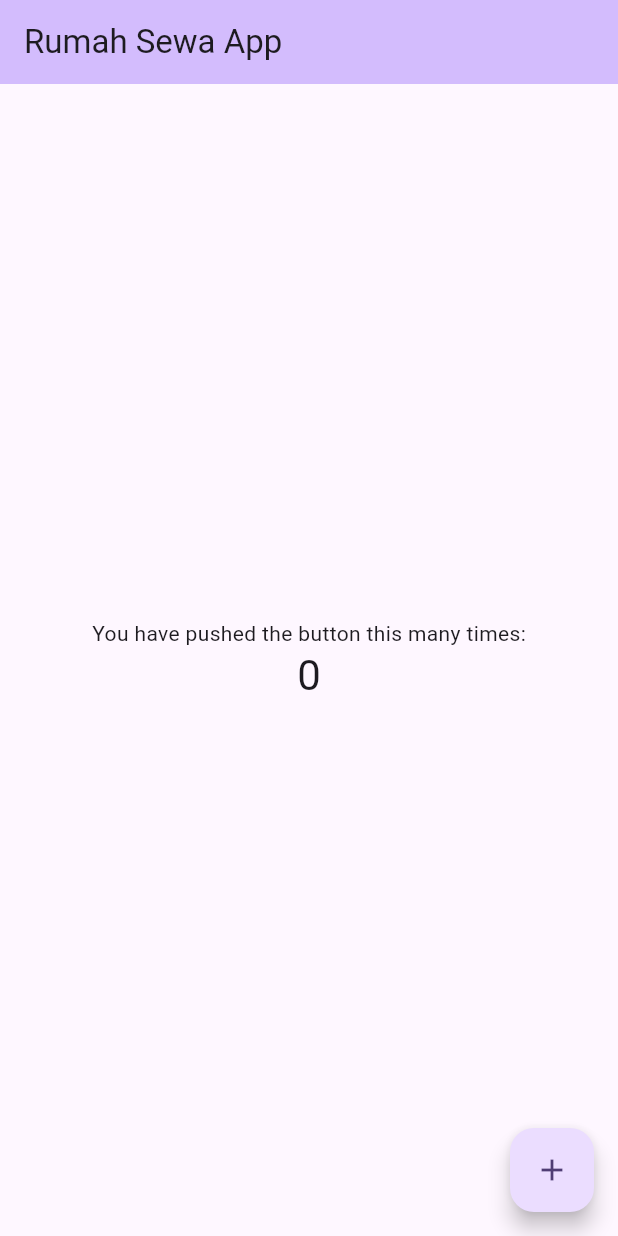
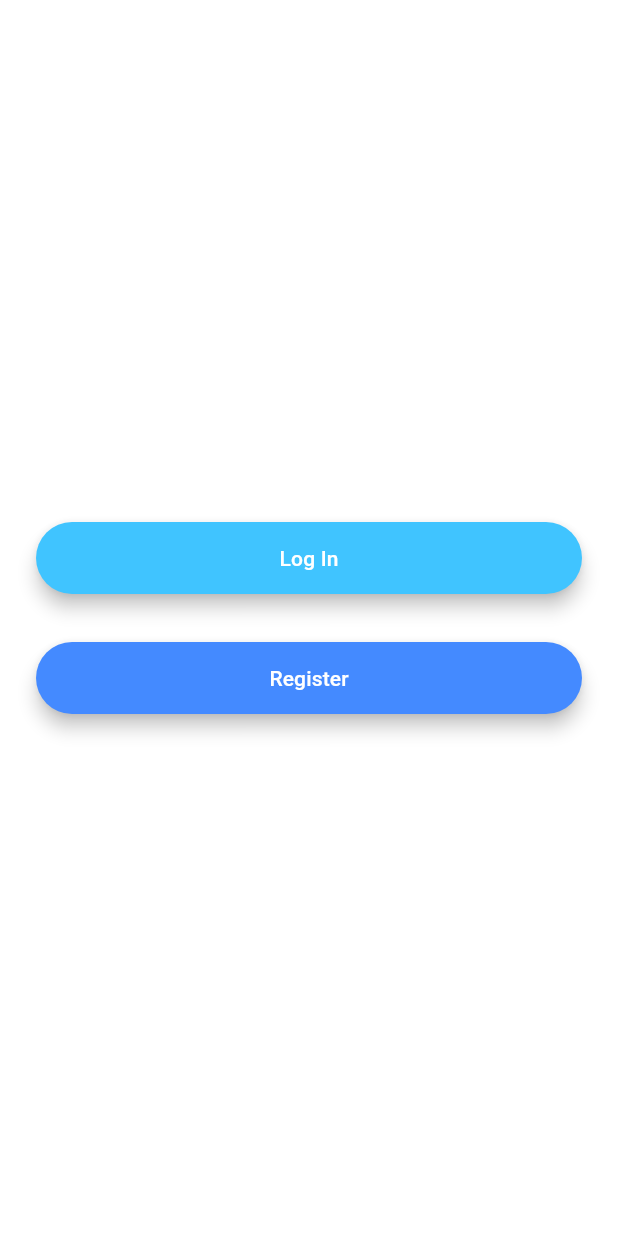
Before and after one commit to ahmdirfnz/Rumah-Sewa-App, a Flutter app: the screen it shows after launch, on a phone screen of 412 x 824 dp. Run offline on Flutter 3.47's test engine with Material 3 defaults, Android fonts, the phone set to English and light mode, and no system bars; our stand-ins replace firebase_auth, firebase_core, modal_progress_hud_nsn; accounts and stored records are empty.

Commit message:
update code

```diff
--- a/lib/main.dart
+++ b/lib/main.dart
@@ -1,6 +1,16 @@
 import 'package:flutter/material.dart';
+import 'package:firebase_core/firebase_core.dart';
+import 'package:rumah_sewa_app/screens/home_screen.dart';
+import 'package:rumah_sewa_app/screens/login_screen.dart';
+import 'package:rumah_sewa_app/screens/register_screen.dart';
+import 'package:rumah_sewa_app/screens/welcome_screen.dart';
+import './firebase_options.dart';
 
-void main() {
+void main() async {
+  WidgetsFlutterBinding.ensureInitialized();
+  await Firebase.initializeApp(
+    options: DefaultFirebaseOptions.currentPlatform,
+  );
   runApp(const MyApp());
 }
 
@@ -11,6 +21,13 @@ class MyApp extends StatelessWidget {
   @override
   Widget build(BuildContext context) {
     return MaterialApp(
+      initialRoute: 'welcome_screen',
+      routes: {
+        'welcome_screen': (context) => WelcomeScreen(),
+        'login_screen': (context) => LoginScreen(),
+        'home_screen': (context) => HomeScreen(),
+        'registration_screen': (context) => RegistrationScreen(),
+      },
       title: 'Flutter Demo',
       theme: ThemeData(
         colorScheme: ColorScheme.fromSeed(seedColor: Colors.deepPurple),
@@ -43,6 +60,10 @@ class _MyHomePageState extends State<MyHomePage> {
   Widget build(BuildContext context) {
     return Scaffold(
       appBar: AppBar(
+        actions: [
+          IconButton(
+              onPressed: () {}, icon: const Icon(Icons.calendar_month_outlined))
+        ],
         backgroundColor: Theme.of(context).colorScheme.inversePrimary,
         title: Text(widget.title),
       ),
--- /dev/null
+++ b/lib/screens/welcome_screen.dart
@@ -0,0 +1,36 @@
+import 'package:flutter/material.dart';
+import '../utils/rounded_button.dart';
+
+class WelcomeScreen extends StatefulWidget {
+  @override
+  _WelcomeScreenState createState() => _WelcomeScreenState();
+}
+
+class _WelcomeScreenState extends State<WelcomeScreen> {
+  @override
+  Widget build(BuildContext context) {
+    return Scaffold(
+        backgroundColor: Colors.white,
+        body: Padding(
+          padding: EdgeInsets.symmetric(horizontal: 24.0),
+          child: Column(
+              mainAxisAlignment: MainAxisAlignment.center,
+              crossAxisAlignment: CrossAxisAlignment.stretch,
+              children: <Widget>[
+                RoundedButton(
+                  colour: Colors.lightBlueAccent,
+                  title: 'Log In',
+                  onPressed: () {
+                    Navigator.pushNamed(context, 'login_screen');
+                  },
+                ),
+                RoundedButton(
+                    colour: Colors.blueAccent,
+                    title: 'Register',
+                    onPressed: () {
+                      Navigator.pushNamed(context, 'registration_screen');
+                    }),
+              ]),
+        ));
+  }
+}
--- /dev/null
+++ b/lib/utils/rounded_button.dart
@@ -0,0 +1,30 @@
+import 'package:flutter/material.dart';
+
+class RoundedButton extends StatelessWidget {
+  RoundedButton(
+      {required this.colour, required this.title, required this.onPressed});
+  final Color colour;
+  final String title;
+  final VoidCallback onPressed;
+  @override
+  Widget build(BuildContext context) {
+    return Padding(
+      padding: EdgeInsets.symmetric(vertical: 16.0),
+      child: Material(
+        elevation: 5.0,
+        color: colour,
+        borderRadius: BorderRadius.circular(30.0),
+        child: MaterialButton(
+          onPressed: onPressed,
+          //Go to login screen.
+          minWidth: 200.0,
+          height: 42.0,
+          child: Text(
+            title,
+            style: TextStyle(color: Colors.white),
+          ),
+        ),
+      ),
+    );
+  }
+}
--- a/pubspec.yaml
+++ b/pubspec.yaml
@@ -35,6 +35,9 @@ dependencies:
   # The following adds the Cupertino Icons font to your application.
   # Use with the CupertinoIcons class for iOS style icons.
   cupertino_icons: ^1.0.2
+  firebase_core: ^2.25.0
+  firebase_auth: ^4.17.0
+  modal_progress_hud_nsn: ^0.5.1
 
 dev_dependencies:
   flutter_test:
```
Also changed, not shown: lib/screens/home_screen.dart (added, +57 -0 lines), lib/screens/login_screen.dart (added, +98 -0 lines), lib/screens/register_screen.dart (added, +98 -0 lines), lib/firebase_options.dart (added), pubspec.lock, 18 other files.
